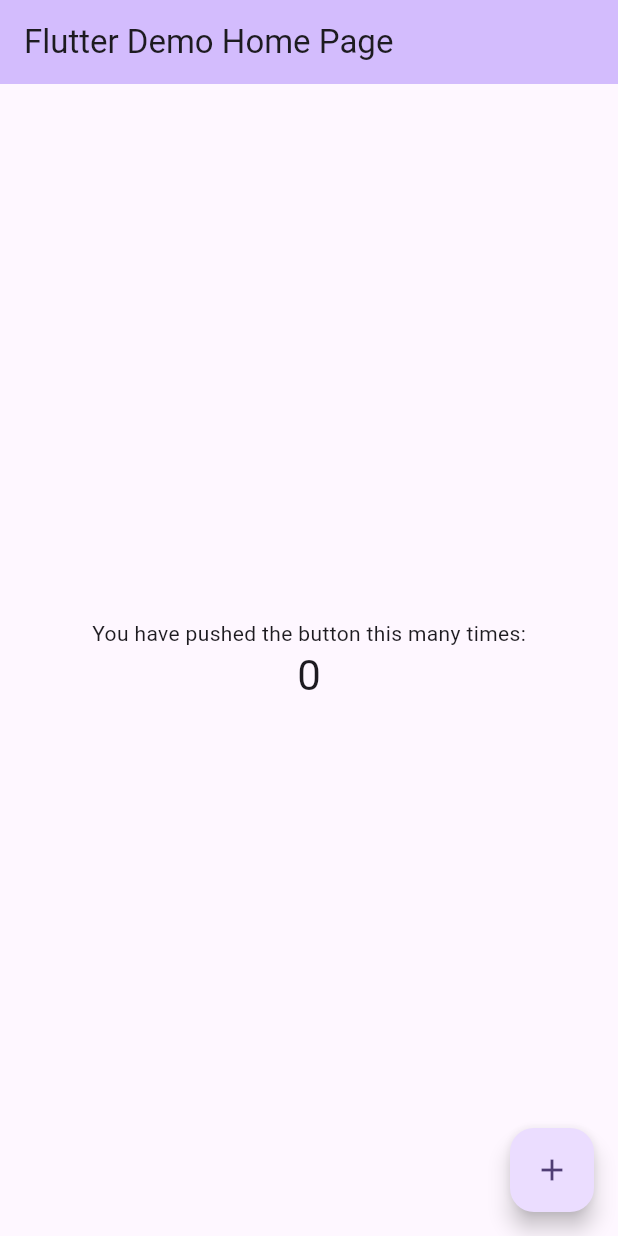
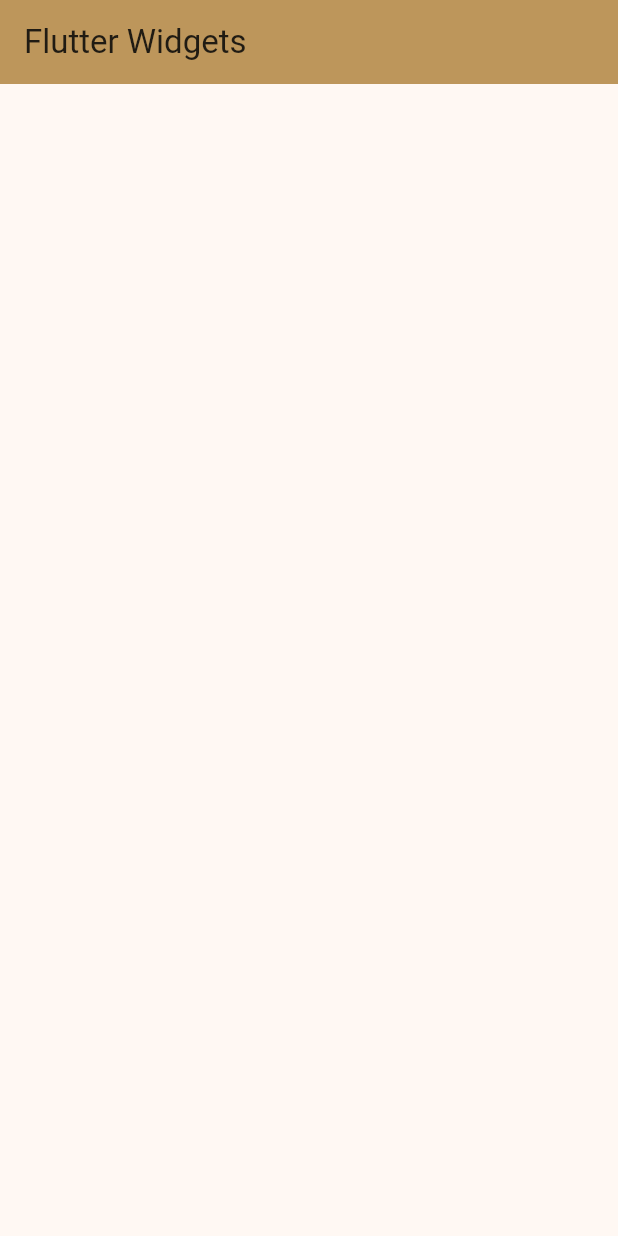
Before and after one commit to mtalhanaeem/FlutterWidgets, a Flutter app: the screen it shows after launch, on a phone screen of 412 x 824 dp. Run offline on Flutter 3.47's test engine with Material 3 defaults, Android fonts, the phone set to English and light mode, and no system bars.

Commit message:
Second Commit

```diff
--- /dev/null
+++ b/lib/home_screen.dart
@@ -0,0 +1,20 @@
+import 'package:flutter/material.dart';
+
+class HomeScreen extends StatefulWidget {
+  const HomeScreen({super.key});
+
+  @override
+  State<HomeScreen> createState() => _HomeScreenState();
+}
+
+class _HomeScreenState extends State<HomeScreen> {
+  @override
+  Widget build(BuildContext context) {
+    return Scaffold(
+      appBar: AppBar(
+        backgroundColor: Theme.of(context).colorScheme.primary,
+        title: Text("Flutter Widgets"),
+      ),
+    );
+  }
+}
--- a/lib/main.dart
+++ b/lib/main.dart
@@ -1,4 +1,5 @@
 import 'package:flutter/material.dart';
+import 'package:flutter_widgets/home_screen.dart';
 
 void main() {
   runApp(const MyApp());
@@ -29,101 +30,13 @@ class MyApp extends StatelessWidget {
         // This works for code too, not just values: Most code changes can be
         // tested with just a hot reload.
         colorScheme: ColorScheme.fromSeed(
-          seedColor: Colors.deepPurple,
-          primary: Color.fromRGBO(254, 206, 1, 1),
-          secondary: Color.fromRGBO(245, 247, 249, 1),
+          primary: Color.fromRGBO(189, 150, 91, 1),
+          secondary: Color.fromRGBO(33, 35, 37, 1),
+          seedColor: Color.fromRGBO(223, 213, 202, 1),
         ),
         useMaterial3: true,
       ),
-      home: const MyHomePage(title: 'Flutter Demo Home Page'),
+      home: const HomeScreen(),
     );
   }
 }
-
-class MyHomePage extends StatefulWidget {
-  const MyHomePage({super.key, required this.title});
-
-  // This widget is the home page of your application. It is stateful, meaning
-  // that it has a State object (defined below) that contains fields that affect
-  // how it looks.
-
-  // This class is the configuration for the state. It holds the values (in this
-  // case the title) provided by the parent (in this case the App widget) and
-  // used by the build method of the State. Fields in a Widget subclass are
-  // always marked "final".
-
-  final String title;
-
-  @override
-  State<MyHomePage> createState() => _MyHomePageState();
-}
-
-class _MyHomePageState extends State<MyHomePage> {
-  int _counter = 0;
-
-  void _incrementCounter() {
-    setState(() {
-      // This call to setState tells the Flutter framework that something has
-      // changed in this State, which causes it to rerun the build method below
-      // so that the display can reflect the updated values. If we changed
-      // _counter without calling setState(), then the build method would not be
-      // called again, and so nothing would appear to happen.
-      _counter++;
-    });
-  }
-
-  @override
-  Widget build(BuildContext context) {
-    // This method is rerun every time setState is called, for instance as done
-    // by the _incrementCounter method above.
-    //
-    // The Flutter framework has been optimized to make rerunning build methods
-    // fast, so that you can just rebuild anything that needs updating rather
-    // than having to individually change instances of widgets.
-    return Scaffold(
-      appBar: AppBar(
-        // TRY THIS: Try changing the color here to a specific color (to
-        // Colors.amber, perhaps?) and trigger a hot reload to see the AppBar
-        // change color while the other colors stay the same.
-        backgroundColor: Theme.of(context).colorScheme.inversePrimary,
-        // Here we take the value from the MyHomePage object that was created by
-        // the App.build method, and use it to set our appbar title.
-        title: Text(widget.title),
-      ),
-      body: Center(
-        // Center is a layout widget. It takes a single child and positions it
-        // in the middle of the parent.
-        child: Column(
-          // Column is also a layout widget. It takes a list of children and
-          // arranges them vertically. By default, it sizes itself to fit its
-          // children horizontally, and tries to be as tall as its parent.
-          //
-          // Column has various properties to control how it sizes itself and
-          // how it positions its children. Here we use mainAxisAlignment to
-          // center the children vertically; the main axis here is the vertical
-          // axis because Columns are vertical (the cross axis would be
-          // horizontal).
-          //
-          // TRY THIS: Invoke "debug painting" (choose the "Toggle Debug Paint"
-          // action in the IDE, or press "p" in the console), to see the
-          // wireframe for each widget.
-          mainAxisAlignment: MainAxisAlignment.center,
-          children: <Widget>[
-            const Text(
-              'You have pushed the button this many times:',
-            ),
-            Text(
-              '$_counter',
-              style: Theme.of(context).textTheme.headlineMedium,
-            ),
-          ],
-        ),
-      ),
-      floatingActionButton: FloatingActionButton(
-        onPressed: _incrementCounter,
-        tooltip: 'Increment',
-        child: const Icon(Icons.add),
-      ), // This trailing comma makes auto-formatting nicer for build methods.
-    );
-  }
-}
```
Also changed, not shown: lib/app_colors.dart (added, +23 -0 lines).
